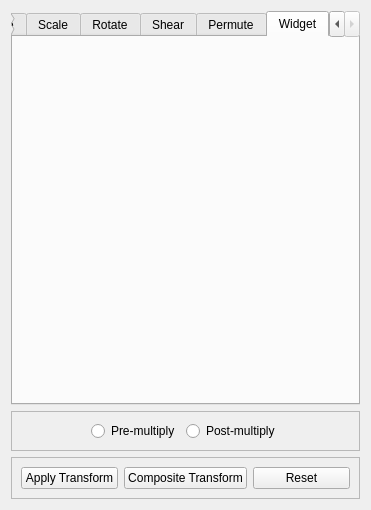
Above: src/Interface/Modules/Math/CreateGeometricTransform.ui from SCIInstitute/SCIRun before the change. Below: the same form after it.
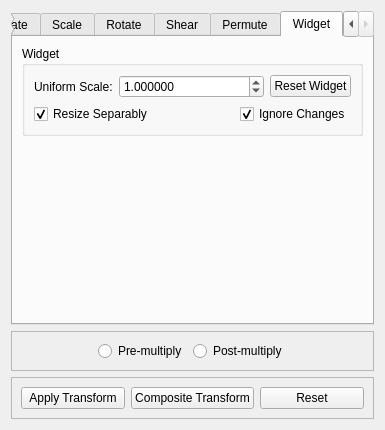
That is the form after the change. The open tabs and pages were chosen to show the change.

Commit message: added widget tab

The edit to the form file:
```diff
--- a/src/Interface/Modules/Math/CreateGeometricTransform.ui
+++ b/src/Interface/Modules/Math/CreateGeometricTransform.ui
@@ -6,8 +6,8 @@
    <rect>
     <x>0</x>
     <y>0</y>
-    <width>371</width>
-    <height>510</height>
+    <width>385</width>
+    <height>430</height>
    </rect>
   </property>
   <property name="sizePolicy">
@@ -18,8 +18,8 @@
   </property>
   <property name="minimumSize">
    <size>
-    <width>371</width>
-    <height>313</height>
+    <width>385</width>
+    <height>430</height>
    </size>
   </property>
   <property name="windowTitle">
@@ -880,7 +880,104 @@
       <attribute name="title">
        <string>Widget</string>
       </attribute>
-      <layout class="QVBoxLayout" name="verticalLayout_2"/>
+      <layout class="QVBoxLayout" name="verticalLayout_8">
+       <item>
+        <widget class="QGroupBox" name="widgetGroupBox_">
+         <property name="title">
+          <string>Widget</string>
+         </property>
+         <layout class="QVBoxLayout" name="verticalLayout_2">
+          <item>
+           <layout class="QHBoxLayout" name="horizontalLayout_4">
+            <item>
+             <widget class="QLabel" name="label_27">
+              <property name="text">
+               <string>Uniform Scale:</string>
+              </property>
+             </widget>
+            </item>
+            <item>
+             <widget class="QDoubleSpinBox" name="uniformScaleDoubleSpinBox_">
+              <property name="sizePolicy">
+               <sizepolicy hsizetype="Expanding" vsizetype="Fixed">
+                <horstretch>0</horstretch>
+                <verstretch>0</verstretch>
+               </sizepolicy>
+              </property>
+              <property name="decimals">
+               <number>6</number>
+              </property>
+              <property name="maximum">
+               <double>100.000000000000000</double>
+              </property>
+              <property name="value">
+               <double>1.000000000000000</double>
+              </property>
+             </widget>
+            </item>
+            <item>
+             <widget class="QPushButton" name="resetWidgetPushButton_">
+              <property name="text">
+               <string>Reset Widget</string>
+              </property>
+             </widget>
+            </item>
+           </layout>
+          </item>
+          <item>
+           <layout class="QHBoxLayout" name="horizontalLayout_5">
+            <item>
+             <widget class="QCheckBox" name="resizeSeparablyCheckBox_">
+              <property name="text">
+               <string>Resize Separably</string>
+              </property>
+              <property name="checked">
+               <bool>true</bool>
+              </property>
+             </widget>
+            </item>
+            <item>
+             <spacer name="horizontalSpacer_11">
+              <property name="orientation">
+               <enum>Qt::Horizontal</enum>
+              </property>
+              <property name="sizeHint" stdset="0">
+               <size>
+                <width>91</width>
+                <height>20</height>
+               </size>
+              </property>
+             </spacer>
+            </item>
+            <item>
+             <widget class="QCheckBox" name="ignoreChangesCheckBox_">
+              <property name="text">
+               <string>Ignore Changes</string>
+              </property>
+              <property name="checked">
+               <bool>true</bool>
+              </property>
+             </widget>
+            </item>
+           </layout>
+          </item>
+         </layout>
+        </widget>
+       </item>
+       <item>
+        <spacer name="verticalSpacer_6">
+         <property name="orientation">
+          <enum>Qt::Vertical</enum>
+         </property>
+         <property name="sizeHint" stdset="0">
+          <size>
+           <width>20</width>
+           <height>178</height>
+          </size>
+         </property>
+        </spacer>
+       </item>
+      </layout>
      </widget>
     </widget>
    </item>
```
Left out of the diff: 24 changed lines with no effect on the pictures.
